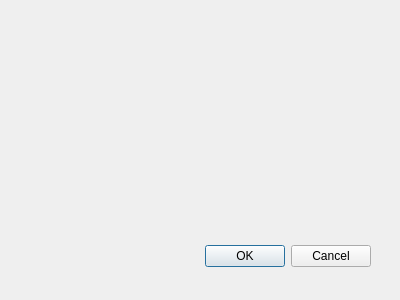
Old version of the form APLICACION_GRAFICA/alertas.ui in the repository SergioMarin23/ALSE.
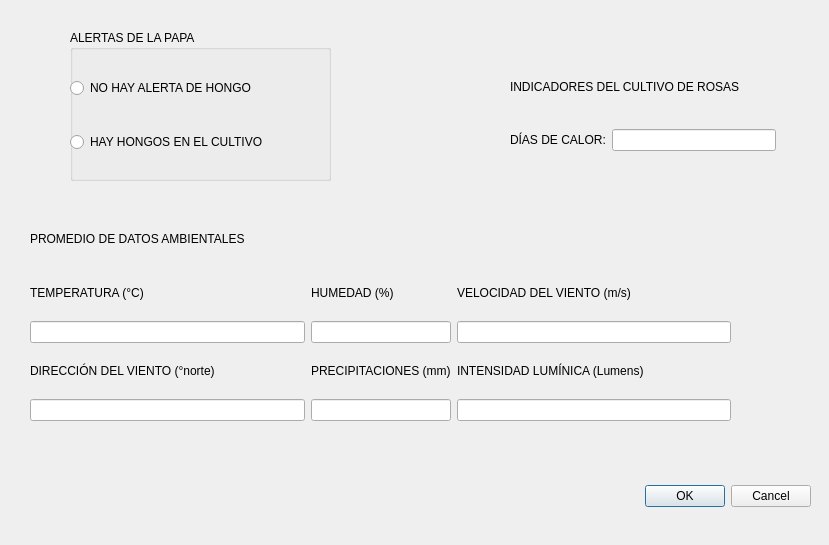
New version of the form.

What changed in the file:
```diff
--- a/APLICACION_GRAFICA/alertas.ui
+++ b/APLICACION_GRAFICA/alertas.ui
@@ -8,8 +8,8 @@
    <rect>
     <x>0</x>
     <y>0</y>
-    <width>400</width>
-    <height>300</height>
+    <width>829</width>
+    <height>545</height>
    </rect>
   </property>
   <property name="windowTitle">
@@ -18,8 +18,8 @@
   <widget class="QDialogButtonBox" name="buttonBox">
    <property name="geometry">
     <rect>
-     <x>30</x>
-     <y>240</y>
+     <x>470</x>
+     <y>480</y>
      <width>341</width>
      <height>32</height>
     </rect>
@@ -31,6 +31,207 @@
     <set>QDialogButtonBox::Cancel|QDialogButtonBox::Ok</set>
    </property>
   </widget>
+  <widget class="QLabel" name="label_4">
+   <property name="geometry">
+    <rect>
+     <x>30</x>
+     <y>230</y>
+     <width>261</width>
+     <height>17</height>
+    </rect>
+   </property>
+   <property name="text">
+    <string>PROMEDIO DE DATOS AMBIENTALES</string>
+   </property>
+  </widget>
+  <widget class="QWidget" name="layoutWidget">
+   <property name="geometry">
+    <rect>
+     <x>510</x>
+     <y>50</y>
+     <width>266</width>
+     <height>101</height>
+    </rect>
+   </property>
+   <layout class="QGridLayout" name="gridLayout_2">
+    <item row="0" column="0" colspan="2">
+     <widget class="QLabel" name="label_2">
+      <property name="text">
+       <string>INDICADORES DEL CULTIVO DE ROSAS</string>
+      </property>
+     </widget>
+    </item>
+    <item row="1" column="0">
+     <widget class="QLabel" name="label_3">
+      <property name="text">
+       <string>DÍAS DE CALOR:</string>
+      </property>
+     </widget>
+    </item>
+    <item row="1" column="1">
+     <widget class="QLineEdit" name="line_DIAS_CALOR"/>
+    </item>
+   </layout>
+  </widget>
+  <widget class="QWidget" name="layoutWidget">
+   <property name="geometry">
+    <rect>
+     <x>30</x>
+     <y>270</y>
+     <width>701</width>
+     <height>151</height>
+    </rect>
+   </property>
+   <layout class="QGridLayout" name="gridLayout_9">
+    <item row="0" column="0">
+     <layout class="QGridLayout" name="gridLayout_3">
+      <item row="2" column="0">
+       <widget class="QLineEdit" name="line_TEMP">
+        <property name="readOnly">
+         <bool>true</bool>
+        </property>
+       </widget>
+      </item>
+      <item row="1" column="0">
+       <widget class="QLabel" name="label_5">
+        <property name="text">
+         <string>TEMPERATURA (°C)</string>
+        </property>
+       </widget>
+      </item>
+     </layout>
+    </item>
+    <item row="1" column="4">
+     <layout class="QGridLayout" name="gridLayout_8">
+      <item row="0" column="0">
+       <widget class="QLabel" name="label_10">
+        <property name="text">
+         <string>INTENSIDAD LUMÍNICA (Lumens)</string>
+        </property>
+       </widget>
+      </item>
+      <item row="1" column="0">
+       <widget class="QLineEdit" name="line_INTENSI">
+        <property name="readOnly">
+         <bool>true</bool>
+        </property>
+       </widget>
+      </item>
+     </layout>
+    </item>
+    <item row="0" column="4">
+     <layout class="QGridLayout" name="gridLayout_5">
+      <item row="0" column="0">
+       <widget class="QLabel" name="label_7">
+        <property name="text">
+         <string>VELOCIDAD DEL VIENTO (m/s)</string>
+        </property>
+       </widget>
+      </item>
+      <item row="1" column="0">
+       <widget class="QLineEdit" name="line_VELO">
+        <property name="readOnly">
+         <bool>true</bool>
+        </property>
+       </widget>
+      </item>
+     </layout>
+    </item>
+    <item row="0" column="1" colspan="3">
+     <layout class="QGridLayout" name="gridLayout_4">
+      <item row="0" column="0">
+       <widget class="QLabel" name="label_6">
+        <property name="text">
+         <string>HUMEDAD (%)</string>
+        </property>
+       </widget>
+      </item>
+      <item row="1" column="0">
+       <widget class="QLineEdit" name="line_HUMED">
+        <property name="readOnly">
+         <bool>true</bool>
+        </property>
+       </widget>
+      </item>
+     </layout>
+    </item>
+    <item row="1" column="0">
+     <layout class="QGridLayout" name="gridLayout_6">
+      <item row="0" column="0">
+       <widget class="QLabel" name="label_8">
+        <property name="text">
+         <string>DIRECCIÓN DEL VIENTO (°norte)</string>
+        </property>
+       </widget>
+      </item>
+      <item row="1" column="0">
+       <widget class="QLineEdit" name="line_DIREC">
+        <property name="readOnly">
+         <bool>true</bool>
+        </property>
+       </widget>
+      </item>
+     </layout>
+    </item>
+    <item row="1" column="1" colspan="3">
+     <layout class="QGridLayout" name="gridLayout_7">
+      <item row="0" column="0">
+       <widget class="QLabel" name="label_9">
+        <property name="text">
+         <string>PRECIPITACIONES (mm)</string>
+        </property>
+       </widget>
+      </item>
+      <item row="1" column="0">
+       <widget class="QLineEdit" name="line_PRECI">
+        <property name="readOnly">
+         <bool>true</bool>
+        </property>
+       </widget>
+      </item>
+     </layout>
+    </item>
+   </layout>
+  </widget>
+  <widget class="QGroupBox" name="groupBox">
+   <property name="geometry">
+    <rect>
+     <x>70</x>
+     <y>30</y>
+     <width>261</width>
+     <height>151</height>
+    </rect>
+   </property>
+   <property name="title">
+    <string>ALERTAS DE LA PAPA</string>
+   </property>
+   <widget class="QWidget" name="">
+    <property name="geometry">
+     <rect>
+      <x>0</x>
+      <y>20</y>
+      <width>261</width>
+      <height>131</height>
+     </rect>
+    </property>
+    <layout class="QVBoxLayout" name="verticalLayout">
+     <item>
+      <widget class="QRadioButton" name="radioButton_NO_HONGO">
+       <property name="text">
+        <string>NO HAY ALERTA DE HONGO</string>
+       </property>
+      </widget>
+     </item>
+     <item>
+      <widget class="QRadioButton" name="radioButton_HAY_HONGO">
+       <property name="text">
+        <string>HAY HONGOS EN EL CULTIVO</string>
+       </property>
+      </widget>
+     </item>
+    </layout>
+   </widget>
+  </widget>
  </widget>
  <pixmapfunction/>
  <resources/>
```
Left out of the diff: 5 changed lines with no effect on the pictures.
